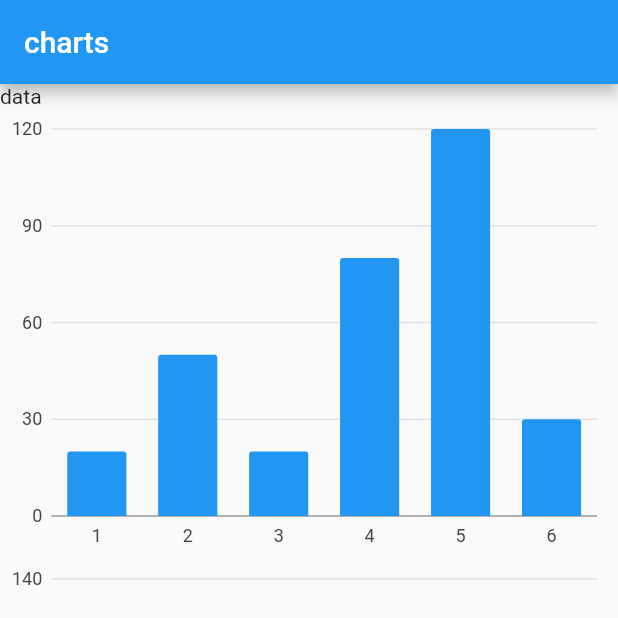
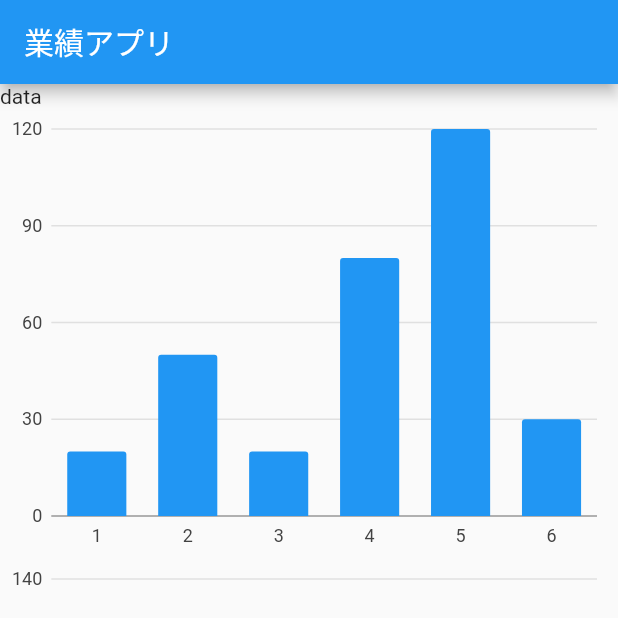
Before and after one commit to kawamoto11/flutter_application_29, a Flutter app: the screen it shows after launch, on a phone screen of 412 x 824 dp, the top half of it. Run offline on Flutter 3.47's test engine with Material 2 defaults, Android fonts, the phone set to English and light mode, and no system bars; our stand-ins replace charts_flutter.

Commit message:
appBarのtextを変更

```diff
--- a/lib/main.dart
+++ b/lib/main.dart
@@ -27,7 +27,8 @@ class _MyHomePageState extends State<MyHomePage> {
   Widget build(BuildContext context) {
     return Scaffold(
       appBar: AppBar(
-        title: Text('charts'),
+        //↓ここを変更
+        title: Text('業績アプリ'),
       ),
       body: Container(
         child: ListView(
```
